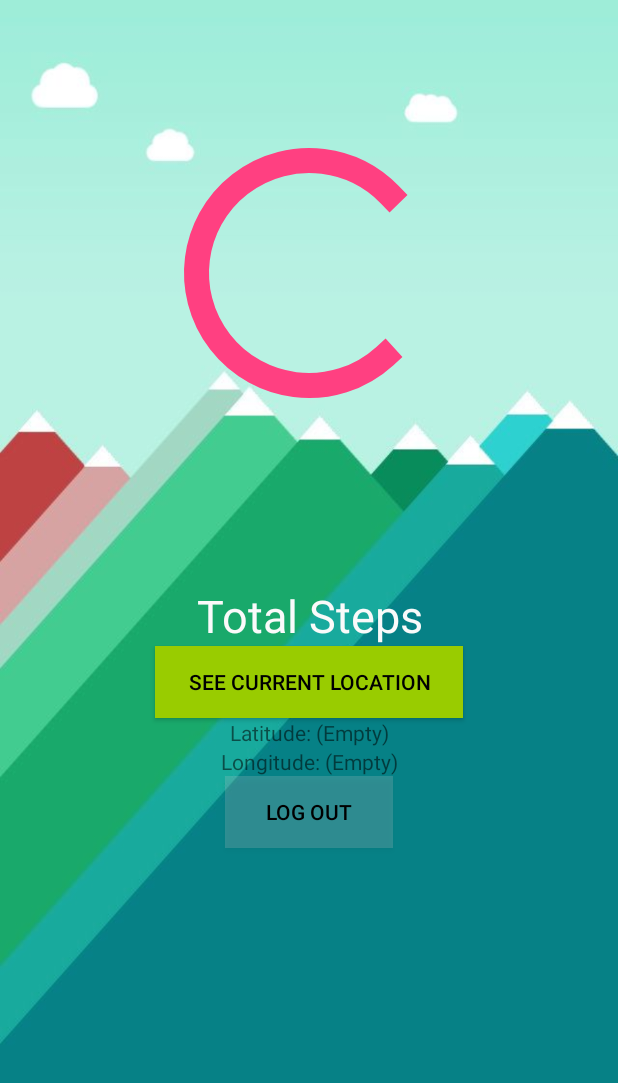
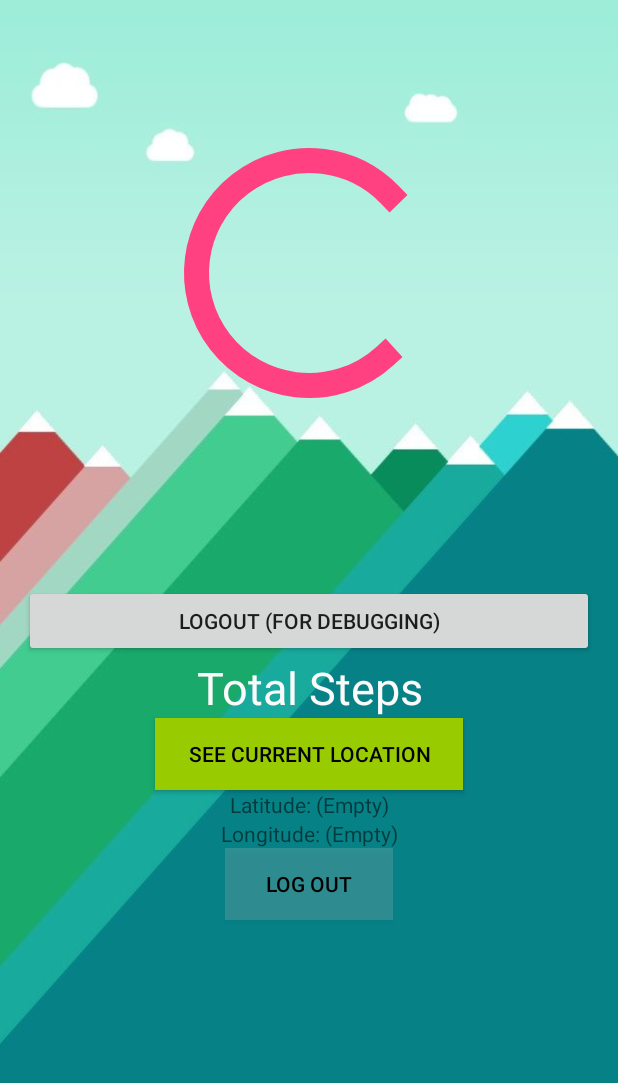
Before and after one commit to arturomcgill/HealCity, an Android app: the layout content_main.xml on its own in the app's theme, with its tools: preview values and no code run, on a phone screen of 412 x 824 dp. Shown: the top 1083 px of the screen. Run offline under Robolectric (Android 15) with nearby library versions, the phone set to English and light mode, and no system bars; plain views replace CircleProgressBar.

Commit message:
Adds logout button for debugging and (hopefully) fixes null pointer when killing a dead login activity

```diff
--- a/app/src/main/AndroidManifest.xml
+++ b/app/src/main/AndroidManifest.xml
@@ -33,6 +33,11 @@
                 <action android:name="android.intent.action.DEFAULT" />
             </intent-filter>
         </activity>
+        <activity android:name=".HealCitySignUpActivity" android:launchMode="singleInstance">
+            <intent-filter>
+                <action android:name="android.intent.action.DEFAULT" />
+            </intent-filter>
+        </activity>
         <activity
             android:name=".HealCityLoginActivity"
             android:label="@string/title_activity_heal_city_login">
--- a/app/src/main/res/layout/content_main.xml
+++ b/app/src/main/res/layout/content_main.xml
@@ -52,6 +52,12 @@
         android:gravity="center"
         android:textSize="60sp" />
 
+    <Button
+        android:id="@+id/logoutButton"
+        android:layout_width="match_parent"
+        android:layout_height="wrap_content"
+        android:text="Logout (for debugging)" />
+
     <TextView
         android:layout_width="match_parent"
         android:layout_height="wrap_content"
```
Also changed, not shown: app/src/main/java/edu/umd/arturomcgill/healcity/MainActivity.java (+7 -1 lines).
